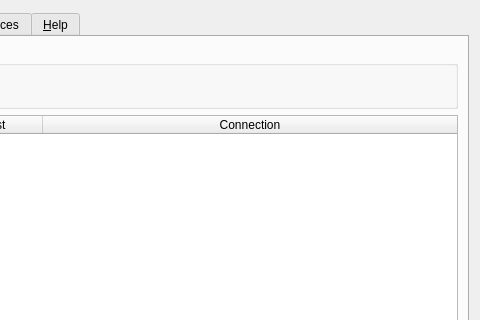
Old version of the form apps/cmstapp/code/control_box/ui/controlbox.ui in the repository andrew-bibb/cmst; both pictures show x 380 to 860 and y 0 to 320 of the 860 by 876 pixel window.
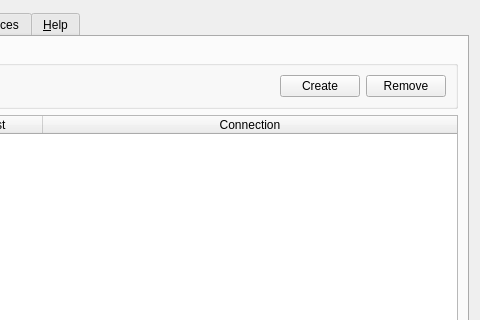
New version of the form. The open tabs and pages were chosen to show the change.

What changed in the file:
```diff
--- a/apps/cmstapp/code/control_box/ui/controlbox.ui
+++ b/apps/cmstapp/code/control_box/ui/controlbox.ui
@@ -809,6 +809,20 @@
             </property>
            </spacer>
           </item>
+          <item>
+           <widget class="QPushButton" name="pushButton_createvpn">
+            <property name="text">
+             <string>Create</string>
+            </property>
+           </widget>
+          </item>
+          <item>
+           <widget class="QPushButton" name="pushButton_removevpn">
+            <property name="text">
+             <string>Remove</string>
+            </property>
+           </widget>
+          </item>
          </layout>
         </widget>
        </item>
```
Left out of the diff: 26 changed lines with no effect on the pictures.
